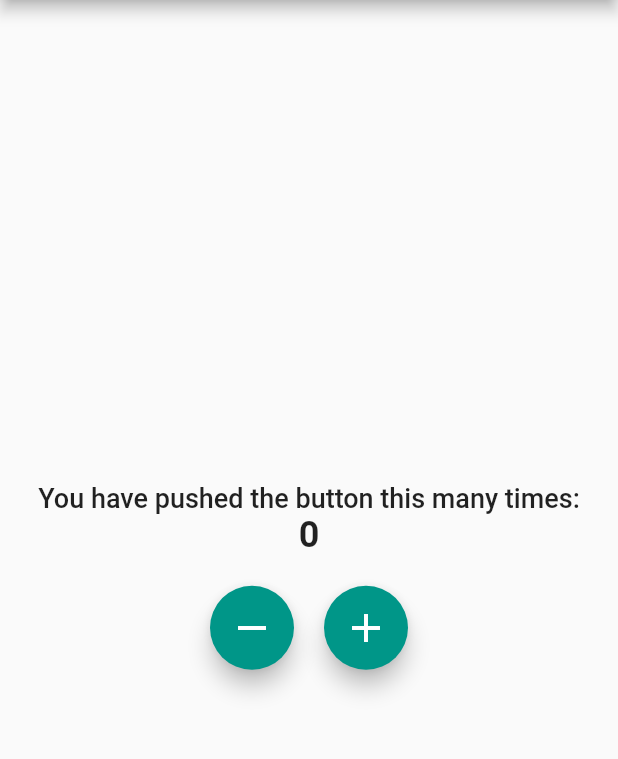
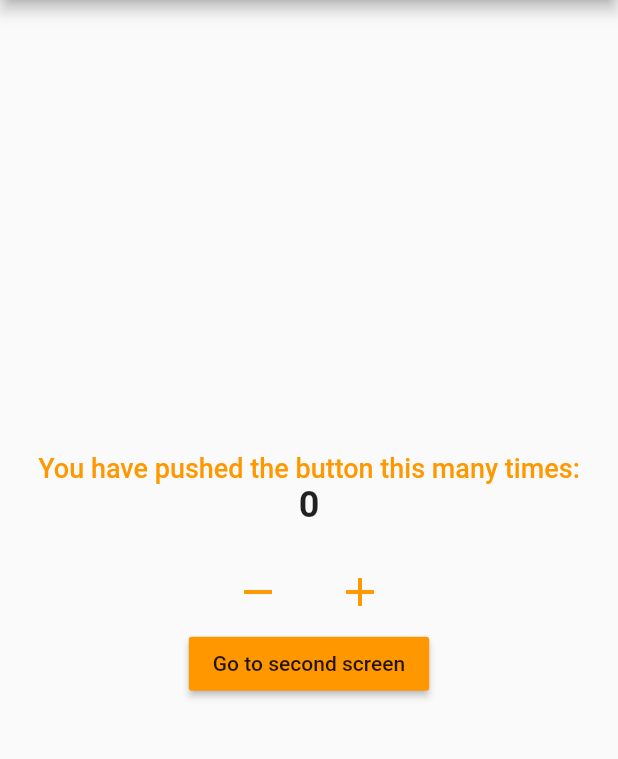
Before and after one commit to abentad/flutter_bloc_example, a Flutter app: the screen it shows after launch, on a phone screen of 412 x 824 dp, the part 84-843 px from its top. Run offline on Flutter 3.47's test engine with Material 2 defaults, Android fonts, the phone set to English and light mode, and no system bars; our stand-ins replace bloc, equatable, flutter_bloc.

Commit message:
end of chapter 6 on 'The best flutter bloc complete course' youtube video

```diff
--- a/lib/cubit/counter_cubit.dart
+++ b/lib/logic/cubit/counter_cubit.dart
@@ -1,4 +1,5 @@
 import 'package:bloc/bloc.dart';
+import 'package:equatable/equatable.dart';
 
 part 'counter_state.dart';
 
--- a/lib/cubit/counter_state.dart
+++ b/lib/logic/cubit/counter_state.dart
@@ -1,8 +1,12 @@
 part of 'counter_cubit.dart';
 
-class CounterState {
+// ignore: must_be_immutable
+class CounterState extends Equatable {
   late int counterValue;
   late bool wasIncremented;
 
   CounterState({required this.counterValue, required this.wasIncremented});
+
+  @override
+  List<Object?> get props => [this.counterValue, this.wasIncremented];
 }
--- a/lib/main.dart
+++ b/lib/main.dart
@@ -1,6 +1,9 @@
-import 'package:bloc_example/cubit/counter_cubit.dart';
+import 'package:bloc_example/presentation/screens/home_screen.dart';
+import 'package:bloc_example/presentation/screens/second_screen.dart';
 import 'package:flutter/material.dart';
 import 'package:flutter_bloc/flutter_bloc.dart';
+
+import 'logic/cubit/counter_cubit.dart';
 
 void main() {
   runApp(MyApp());
@@ -14,57 +17,13 @@ class MyApp extends StatelessWidget {
       child: MaterialApp(
         title: 'Bloc Example',
         theme: ThemeData(primarySwatch: Colors.teal),
-        home: MyHomePage(title: 'Bloc Example'),
+        routes: {
+          "/": (context) => MyHomePage(title: "Bloc Example", color: Colors.orange),
+          "/second": (context) => SecondScreen(title: "Second screen", color: Colors.red),
+          //  "/": (context) => BlocProvider.value(value: _counterCubit, child: MyHomePage(title: "Bloc Example", color: Colors.orange)),
+          // "/second": (context) => BlocProvider.value(value: _counterCubit, child: SecondScreen(title: "Second screen", color: Colors.red)),
+        },
       ),
     );
   }
 }
-
-class MyHomePage extends StatefulWidget {
-  MyHomePage({Key? key, required this.title}) : super(key: key);
-
-  final String title;
-
-  @override
-  _MyHomePageState createState() => _MyHomePageState();
-}
-
-class _MyHomePageState extends State<MyHomePage> {
-  @override
-  Widget build(BuildContext context) {
-    return Scaffold(
-      appBar: AppBar(
-        title: Text(widget.title),
-      ),
-      body: Center(
-        child: Column(
-          mainAxisAlignment: MainAxisAlignment.center,
-          children: <Widget>[
-            Text('You have pushed the button this many times:', style: TextStyle(fontSize: 18.0, fontWeight: FontWeight.w500)),
-            BlocConsumer<CounterCubit, CounterState>(
-              listener: (context, state) {
-                if (state.wasIncremented == true) {
-                  ScaffoldMessenger.of(context).showSnackBar(SnackBar(content: Text("Incremented"), duration: Duration(seconds: 2)));
-                } else if (state.wasIncremented == false) {
-                  ScaffoldMessenger.of(context).showSnackBar(SnackBar(content: Text("Decremented"), duration: Duration(seconds: 2)));
-                }
-              },
-              builder: (context, state) {
-                return Text(state.counterValue.toString(), style: TextStyle(fontSize: 24.0, fontWeight: FontWeight.w600));
-              },
-            ),
-            SizedBox(height: 20.0),
-            Row(
-              mainAxisAlignment: MainAxisAlignment.center,
-              children: [
-                FloatingActionButton(onPressed: () => BlocProvider.of<CounterCubit>(context).decrement(), child: Icon(Icons.remove, size: 32.0)),
-                SizedBox(width: 20),
-                FloatingActionButton(onPressed: () => BlocProvider.of<CounterCubit>(context).increment(), child: Icon(Icons.add, size: 32.0))
-              ],
-            )
-          ],
-        ),
-      ),
-    );
-  }
-}
--- /dev/null
+++ b/lib/presentation/screens/home_screen.dart
@@ -0,0 +1,61 @@
+import 'package:bloc_example/logic/cubit/counter_cubit.dart';
+import 'package:bloc_example/presentation/screens/second_screen.dart';
+import 'package:flutter/material.dart';
+import 'package:flutter_bloc/flutter_bloc.dart';
+
+class MyHomePage extends StatefulWidget {
+  MyHomePage({Key? key, required this.title, required this.color}) : super(key: key);
+
+  final String title;
+  final Color color;
+
+  @override
+  _MyHomePageState createState() => _MyHomePageState();
+}
+
+class _MyHomePageState extends State<MyHomePage> {
+  @override
+  Widget build(BuildContext context) {
+    return Scaffold(
+      appBar: AppBar(
+        title: Text(widget.title),
+      ),
+      body: Center(
+        child: Column(
+          mainAxisAlignment: MainAxisAlignment.center,
+          children: <Widget>[
+            Text('You have pushed the button this many times:', style: TextStyle(fontSize: 18.0, fontWeight: FontWeight.w500, color: widget.color)),
+            BlocConsumer<CounterCubit, CounterState>(
+              listener: (context, state) {
+                if (state.wasIncremented == true) {
+                  ScaffoldMessenger.of(context).showSnackBar(SnackBar(content: Text("Incremented"), duration: Duration(seconds: 2)));
+                } else if (state.wasIncremented == false) {
+                  ScaffoldMessenger.of(context).showSnackBar(SnackBar(content: Text("Decremented"), duration: Duration(seconds: 2)));
+                }
+              },
+              builder: (context, state) {
+                return Text(state.counterValue.toString(), style: TextStyle(fontSize: 24.0, fontWeight: FontWeight.w600));
+              },
+            ),
+            SizedBox(height: 20.0),
+            Row(
+              mainAxisAlignment: MainAxisAlignment.center,
+              children: [
+                IconButton(onPressed: () => BlocProvider.of<CounterCubit>(context).decrement(), icon: Icon(Icons.remove, size: 32.0), color: widget.color),
+                SizedBox(width: 20),
+                IconButton(onPressed: () => BlocProvider.of<CounterCubit>(context).increment(), icon: Icon(Icons.add, size: 32.0), color: widget.color),
+              ],
+            ),
+            MaterialButton(
+              onPressed: () {
+                Navigator.of(context).pushNamed('/second');
+              },
+              child: Text("Go to second screen"),
+              color: widget.color,
+            ),
+          ],
+        ),
+      ),
+    );
+  }
+}
--- a/pubspec.yaml
+++ b/pubspec.yaml
@@ -7,10 +7,13 @@ environment:
   sdk: ">=2.12.0 <3.0.0"
 
 dependencies:
+  bloc_test: ^8.1.0
   cupertino_icons: ^1.0.2
+  equatable: ^2.0.3
   flutter:
     sdk: flutter
   flutter_bloc: ^7.1.0
+  test: null
 
 dev_dependencies:
   flutter_test:
```
Also changed, not shown: lib/presentation/screens/second_screen.dart (added, +60 -0 lines), pubspec.lock, 2 other files.
